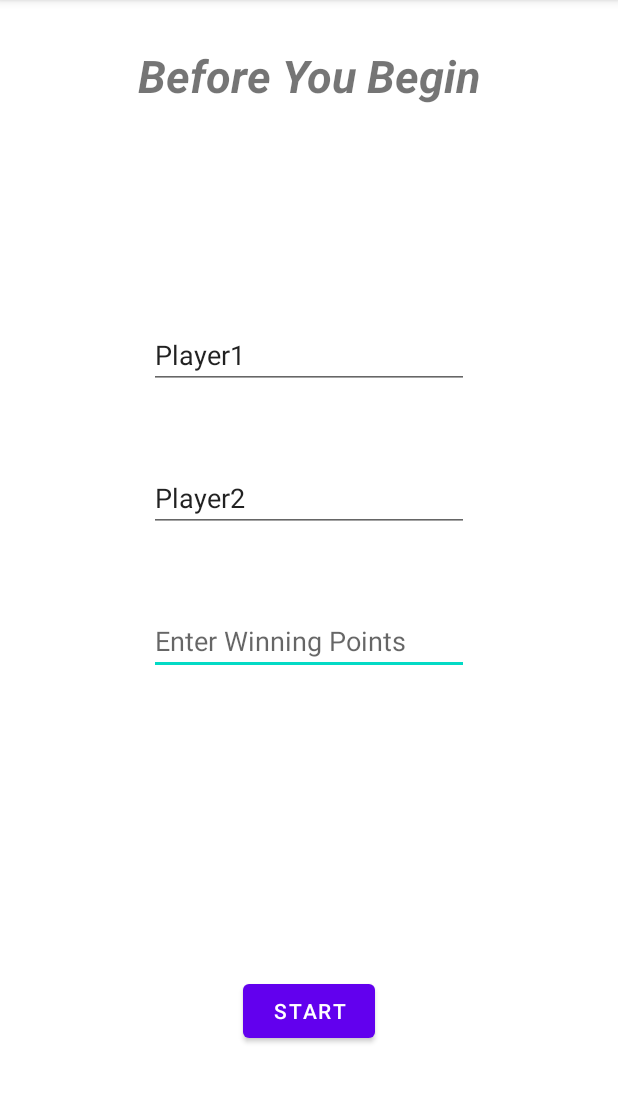
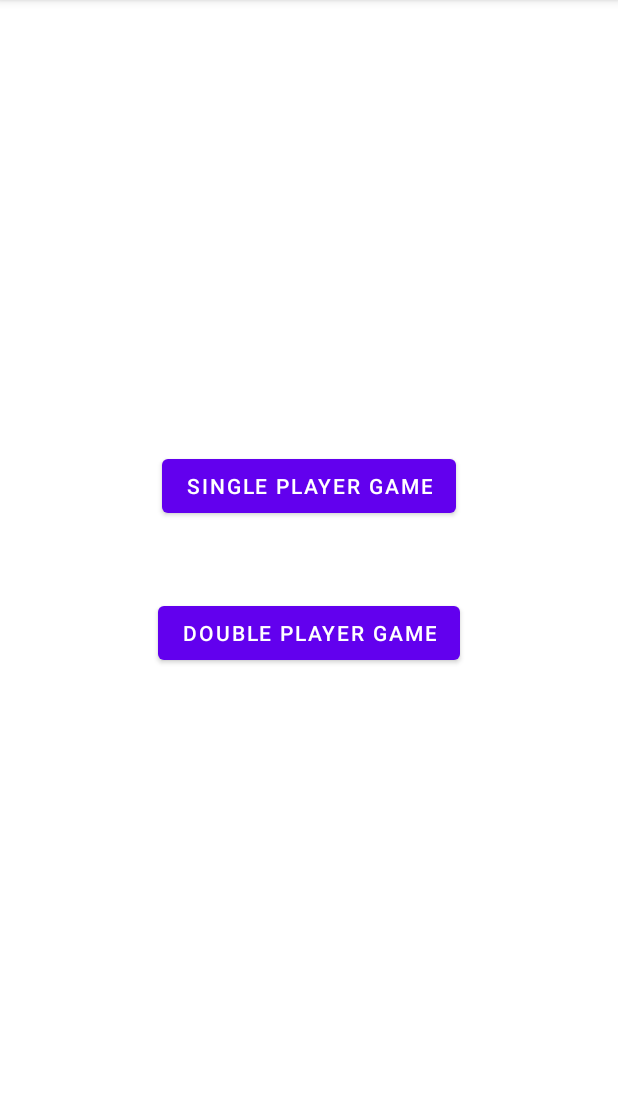
Before and after one commit to Coder481/DiceGame, an Android app: the screen it shows after launch (SinglePlayerInfoActivity before the commit, SelectGameModeActivity after it), on a phone screen of 412 x 824 dp, the part 84-1187 px from its top. Run offline under Robolectric (Android 15) with nearby library versions, the phone set to English and light mode, and no system bars.

Commit message:
Update commit

```diff
--- a/app/src/main/java/com/example/dicegame/SinglePlayerInfoActivity.java
+++ b/app/src/main/java/com/example/dicegame/DoublePlayerInfoActivity.java
@@ -8,7 +8,7 @@ import android.view.View;
 
 import com.example.dicegame.databinding.ActivitySinglePlayerInfoBinding;
 
-public class SinglePlayerInfoActivity extends AppCompatActivity {
+public class DoublePlayerInfoActivity extends AppCompatActivity {
 
     private ActivitySinglePlayerInfoBinding b;
     private int winningPoint;
@@ -57,7 +57,7 @@ public class SinglePlayerInfoActivity extends AppCompatActivity {
     }
 
     private void startGameActivity() {
-        startActivity(new Intent(SinglePlayerInfoActivity.this,MainActivity.class)
+        startActivity(new Intent(DoublePlayerInfoActivity.this,MainActivity.class)
         .putExtra("Player1Name",player1Name)
         .putExtra("Player2Name",player2Name)
         .putExtra("WinningPoint",winningPoint));
--- /dev/null
+++ b/app/src/main/java/com/example/dicegame/SelectGameModeActivity.java
@@ -0,0 +1,42 @@
+package com.example.dicegame;
+
+import androidx.appcompat.app.AppCompatActivity;
+
+import android.content.Intent;
+import android.os.Bundle;
+import android.view.View;
+
+import com.example.dicegame.databinding.ActivitySelectGameModeBinding;
+
+public class SelectGameModeActivity extends AppCompatActivity {
+
+    private ActivitySelectGameModeBinding b;
+
+    @Override
+    protected void onCreate(Bundle savedInstanceState) {
+        super.onCreate(savedInstanceState);
+        b = ActivitySelectGameModeBinding.inflate(getLayoutInflater());
+        setContentView(b.getRoot());
+        setSinglePlyrBtn();
+        setDoublePlyrBtn();
+
+    }
+
+    private void setDoublePlyrBtn() {
+        b.doublePlayerGameBtn.setOnClickListener(new View.OnClickListener() {
+            @Override
+            public void onClick(View v) {
+                startActivity(new Intent(SelectGameModeActivity.this,DoublePlayerInfoActivity.class));
+            }
+        });
+    }
+
+    private void setSinglePlyrBtn() {
+        b.singlePlayerGameBtn.setOnClickListener(new View.OnClickListener() {
+            @Override
+            public void onClick(View v) {
+                startActivity(new Intent(SelectGameModeActivity.this,SinglePlayerGameActivity.class));
+            }
+        });
+    }
+}
--- /dev/null
+++ b/app/src/main/res/layout/activity_select_game_mode.xml
@@ -0,0 +1,28 @@
+<?xml version="1.0" encoding="utf-8"?>
+<androidx.constraintlayout.widget.ConstraintLayout xmlns:android="http://schemas.android.com/apk/res/android"
+    xmlns:app="http://schemas.android.com/apk/res-auto"
+    xmlns:tools="http://schemas.android.com/tools"
+    android:layout_width="match_parent"
+    android:layout_height="match_parent"
+    tools:context=".SelectGameModeActivity">
+
+    <Button
+        android:id="@+id/singlePlayerGameBtn"
+        android:layout_width="wrap_content"
+        android:layout_height="wrap_content"
+        android:layout_marginTop="300dp"
+        android:text="Single Player Game"
+        app:layout_constraintEnd_toEndOf="parent"
+        app:layout_constraintStart_toStartOf="parent"
+        app:layout_constraintTop_toTopOf="parent" />
+
+    <Button
+        android:id="@+id/doublePlayerGameBtn"
+        android:layout_width="wrap_content"
+        android:layout_height="wrap_content"
+        android:layout_marginTop="50dp"
+        android:text="Double Player Game"
+        app:layout_constraintEnd_toEndOf="@+id/singlePlayerGameBtn"
+        app:layout_constraintStart_toStartOf="@+id/singlePlayerGameBtn"
+        app:layout_constraintTop_toBottomOf="@+id/singlePlayerGameBtn" />
+</androidx.constraintlayout.widget.ConstraintLayout>
--- a/app/src/main/res/layout/activity_single_player_info.xml
+++ b/app/src/main/res/layout/activity_single_player_info.xml
@@ -4,7 +4,7 @@
     xmlns:tools="http://schemas.android.com/tools"
     android:layout_width="match_parent"
     android:layout_height="match_parent"
-    tools:context=".SinglePlayerInfoActivity">
+    tools:context=".DoublePlayerInfoActivity">
 
     <EditText
         android:id="@+id/winningPointEditText"
```
Also changed, not shown: app/src/main/AndroidManifest.xml (+13 -2 lines), app/src/main/java/com/example/dicegame/SinglePlayerGameActivity.java (added, +80 -0 lines), app/src/main/res/layout/activity_single_player_game.xml (added, +61 -0 lines).
